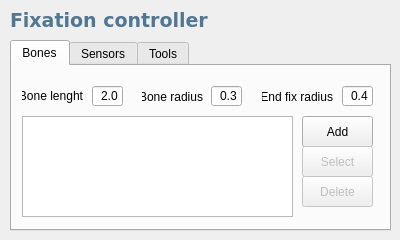
Qt form src/genelab/core/ui/widgets/entities/fixationproperties.ui (GeneCraft/GeneCraft-Project) before a commit.
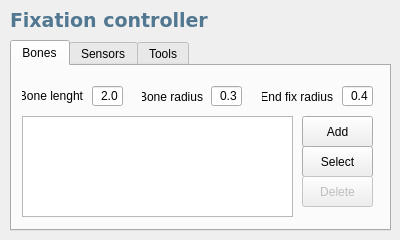
The same form after that commit. Icons and pictures are not drawn.

Patch:
```diff
--- a/src/genelab/core/ui/widgets/entities/fixationproperties.ui
+++ b/src/genelab/core/ui/widgets/entities/fixationproperties.ui
@@ -77,7 +77,7 @@
     </widget>
     <widget class="QPushButton" name="pbSelectBone">
      <property name="enabled">
-      <bool>false</bool>
+      <bool>true</bool>
      </property>
      <property name="geometry">
       <rect>
```
